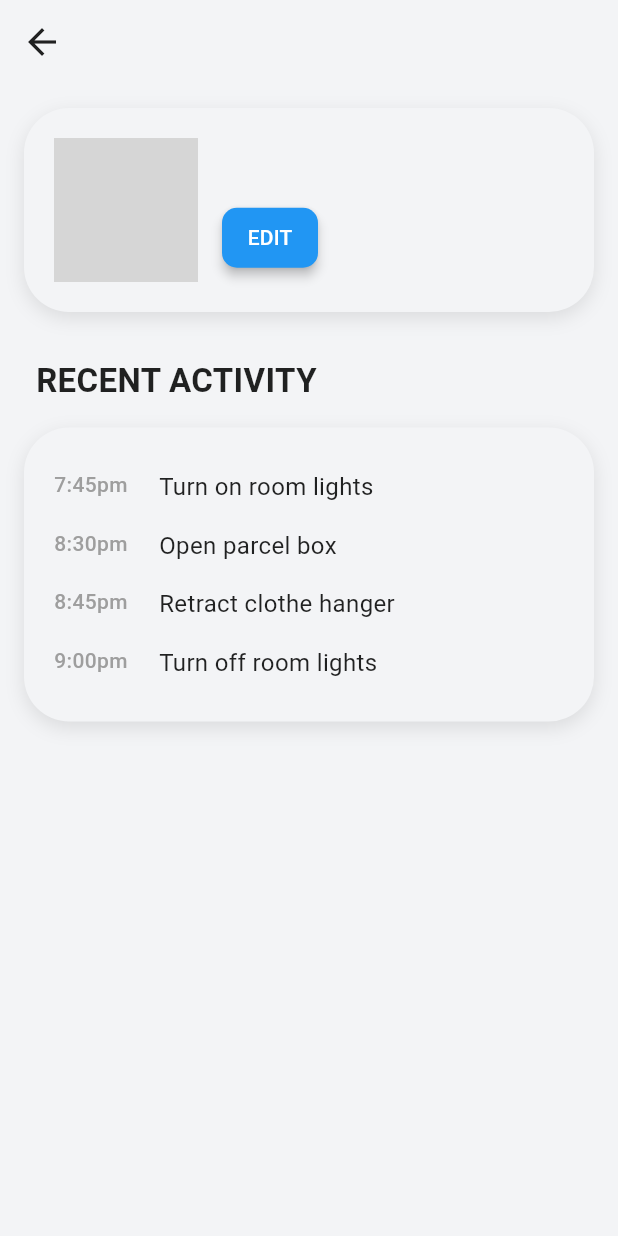
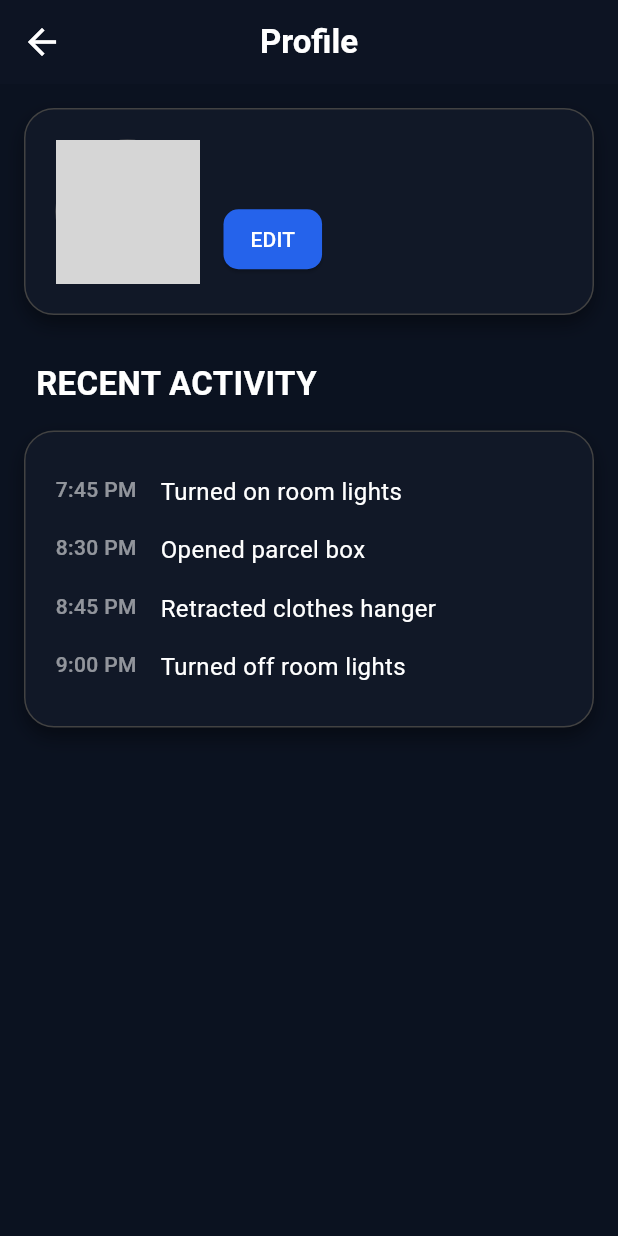
Before and after one commit to maozedoggo/FYP_Smahorz, a Flutter app: the ProfilePage screen opened directly, on a phone screen of 412 x 824 dp. Run offline on Flutter 3.47's test engine with Material 3 defaults, Android fonts, the phone set to English and light mode, and no system bars; our stand-ins replace cloud_firestore, firebase_auth, firebase_core, firebase_storage, flutter_advanced_drawer, image_picker and 1 more; accounts and stored records are empty; network calls fail; grey boxes are pictures that could not be loaded.

Commit message:
darwisy: entah

```diff
--- a/lib/views/pages/profile-page/profile_page.dart
+++ b/lib/views/pages/profile-page/profile_page.dart
@@ -26,9 +26,10 @@ class _ProfilePageState extends State<ProfilePage> {
   }
 
   Future<void> _loadUserProfile() async {
-    String? email = FirebaseAuth.instance.currentUser?.email;
-    if (email == null) return;
+    final user = FirebaseAuth.instance.currentUser;
+    if (user == null) return;
 
+    final email = user.email!;
     try {
       DocumentSnapshot doc =
           await FirebaseFirestore.instance.collection('users').doc(email).get();
@@ -41,7 +42,6 @@ class _ProfilePageState extends State<ProfilePage> {
           _loading = false;
         });
       } else {
-        // If no user document, create a new one
         await FirebaseFirestore.instance.collection('users').doc(email).set({
           "email": email,
           "name": "",
@@ -67,23 +67,32 @@ class _ProfilePageState extends State<ProfilePage> {
     final pickedFile = await picker.pickImage(source: ImageSource.gallery);
     if (pickedFile == null) return;
 
-    File file = File(pickedFile.path);
-    String? email = FirebaseAuth.instance.currentUser?.email;
-    if (email == null) return;
+    final file = File(pickedFile.path);
+    final user = FirebaseAuth.instance.currentUser;
+    if (user == null) return;
 
     try {
+      final uid = user.uid;
+
       final ref =
-          FirebaseStorage.instance.ref().child('profilePictures/$email.jpg');
+          FirebaseStorage.instance.ref().child('profilePictures/$uid/profile.jpg');
+
       await ref.putFile(file);
-      String downloadUrl = await ref.getDownloadURL();
 
-      await FirebaseFirestore.instance.collection('users').doc(email).update({
-        'photoUrl': downloadUrl,
-      });
+      final downloadUrl = await ref.getDownloadURL();
+
+      await FirebaseFirestore.instance
+          .collection('users')
+          .doc(user.email)
+          .update({'photoUrl': downloadUrl});
 
       setState(() {
         _photoUrl = downloadUrl;
       });
+
+      ScaffoldMessenger.of(context).showSnackBar(
+        const SnackBar(content: Text("Profile picture updated!")),
+      );
     } catch (e) {
       debugPrint("Error uploading image: $e");
       ScaffoldMessenger.of(context).showSnackBar(
@@ -109,40 +118,47 @@ class _ProfilePageState extends State<ProfilePage> {
   @override
   Widget build(BuildContext context) {
     return Scaffold(
-      backgroundColor: const Color(0xFFF3F4F6),
+      backgroundColor: const Color(0xFF0B1220), // dark background
       appBar: AppBar(
-        backgroundColor: const Color(0xFFF3F4F6),
-        elevation: 0,
+        backgroundColor: const Color(0xFF07101A),
+        elevation: 2,
         leading: IconButton(
-          icon: const Icon(Icons.arrow_back, color: Colors.black87, size: 28),
+          icon: const Icon(Icons.arrow_back, color: Colors.white, size: 28),
           onPressed: () => Navigator.pop(context),
         ),
+        title: const Text(
+          "Profile",
+          style: TextStyle(color: Colors.white, fontWeight: FontWeight.w600),
+        ),
+        centerTitle: true,
       ),
       body: _loading
-          ? const Center(child: CircularProgressIndicator())
+          ? const Center(
+              child: CircularProgressIndicator(color: Colors.white70),
+            )
           : SafeArea(
               child: SingleChildScrollView(
                 padding: const EdgeInsets.all(16),
                 child: Column(
                   crossAxisAlignment: CrossAxisAlignment.start,
                   children: [
-                    // Profile Card
+                    // Profile Card (dark mode)
                     Container(
                       padding: const EdgeInsets.all(20),
                       decoration: BoxDecoration(
-                        color: const Color(0xFFF3F4F6),
-                        borderRadius: BorderRadius.circular(30),
+                        color: const Color(0xFF111827),
+                        borderRadius: BorderRadius.circular(20),
+                        border: Border.all(color: Colors.grey.shade800),
                         boxShadow: [
                           BoxShadow(
-                            color: Colors.black.withOpacity(0.1),
+                            color: Colors.black.withOpacity(0.4),
                             blurRadius: 10,
-                            offset: const Offset(0, 4),
+                            offset: const Offset(0, 6),
                           ),
                         ],
                       ),
                       child: Row(
                         children: [
-                          // Profile picture
                           GestureDetector(
                             onTap: _pickAndUploadImage,
                             child: CircleAvatar(
@@ -150,19 +166,17 @@ class _ProfilePageState extends State<ProfilePage> {
                               backgroundImage: _photoUrl != null
                                   ? NetworkImage(_photoUrl!)
                                   : null,
-                              backgroundColor: Colors.grey[300],
+                              backgroundColor: Colors.grey.shade700,
                               child: _photoUrl == null
                                   ? const Icon(
                                       Icons.person,
                                       size: 40,
-                                      color: Colors.white,
+                                      color: Colors.white70,
                                     )
                                   : null,
                             ),
                           ),
                           const SizedBox(width: 16),
-
-                          // Name + Edit Button
                           Expanded(
                             child: Column(
                               crossAxisAlignment: CrossAxisAlignment.start,
@@ -172,23 +186,22 @@ class _ProfilePageState extends State<ProfilePage> {
                                   style: const TextStyle(
                                     fontSize: 20,
                                     fontWeight: FontWeight.w600,
-                                    color: Colors.black87,
+                                    color: Colors.white,
                                   ),
                                 ),
                                 const SizedBox(height: 8),
                                 ElevatedButton(
                                   onPressed: _navigateToEditProfile,
                                   style: ElevatedButton.styleFrom(
-                                    backgroundColor: Colors.blue[500],
+                                    backgroundColor: const Color(0xFF2563EB),
                                     foregroundColor: Colors.white,
                                     shape: RoundedRectangleBorder(
                                       borderRadius: BorderRadius.circular(10),
                                     ),
                                     padding: const EdgeInsets.symmetric(
-                                      horizontal: 16,
+                                      horizontal: 18,
                                       vertical: 10,
                                     ),
-                                    elevation: 3,
                                   ),
                                   child: const Text(
                                     "EDIT",
@@ -215,44 +228,45 @@ class _ProfilePageState extends State<ProfilePage> {
                         style: TextStyle(
                           fontSize: 22,
                           fontWeight: FontWeight.bold,
-                          color: Colors.black87,
+                          color: Colors.white,
                         ),
                       ),
                     ),
 
                     const SizedBox(height: 16),
 
-                    // Activity Card
+                    // Activity Card (dark style)
                     Container(
                       padding: const EdgeInsets.all(20),
                       decoration: BoxDecoration(
-                        color: const Color(0xFFF3F4F6),
-                        borderRadius: BorderRadius.circular(30),
+                        color: const Color(0xFF111827),
+                        borderRadius: BorderRadius.circular(20),
+                        border: Border.all(color: Colors.grey.shade800),
                         boxShadow: [
                           BoxShadow(
-                            color: Colors.black.withOpacity(0.1),
+                            color: Colors.black.withOpacity(0.4),
                             blurRadius: 10,
-                            offset: const Offset(0, 4),
+                            offset: const Offset(0, 6),
                           ),
                         ],
                       ),
-                      child: Column(
-                        children: const [
+                      child: const Column(
+                        children: [
                           ActivityItem(
-                            time: "7:45pm",
-                            action: "Turn on room lights",
+                            time: "7:45 PM",
+                            action: "Turned on room lights",
                           ),
                           ActivityItem(
-                            time: "8:30pm",
-                            action: "Open parcel box",
+                            time: "8:30 PM",
+                            action: "Opened parcel box",
                           ),
                           ActivityItem(
-                            time: "8:45pm",
-                            action: "Retract clothe hanger",
+                            time: "8:45 PM",
+                            action: "Retracted clothes hanger",
                           ),
                           ActivityItem(
-                            time: "9:00pm",
-                            action: "Turn off room lights",
+                            time: "9:00 PM",
+                            action: "Turned off room lights",
                           ),
                         ],
                       ),
@@ -284,14 +298,17 @@ class ActivityItem extends StatelessWidget {
               time,
               style: const TextStyle(
                 fontWeight: FontWeight.w500,
-                color: Colors.grey,
+                color: Colors.white54,
               ),
             ),
           ),
           Expanded(
             child: Text(
               action,
-              style: const TextStyle(color: Colors.black87, fontSize: 16),
+              style: const TextStyle(
+                color: Colors.white,
+                fontSize: 16,
+              ),
             ),
           ),
         ],
```
Also changed, not shown: lib/views/pages/notification-page/notification_page.dart (+10 -6 lines), lib/views/pages/settings-page/settings_page.dart (+67 -40 lines).
